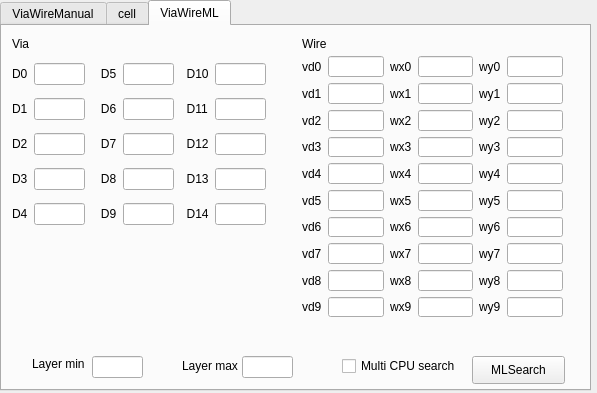
Old version of the form ChipExtract/paramdialog.ui in the repository chenyufjfz/ChipAnalysis.
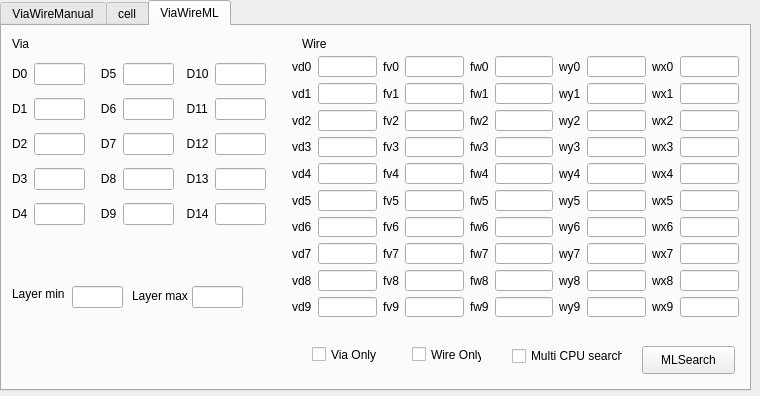
New version of the form.

Commit message: Add force_via and force_wire

Diff of the .ui file:
```diff
--- a/ChipExtract/paramdialog.ui
+++ b/ChipExtract/paramdialog.ui
@@ -6,8 +6,8 @@
    <rect>
     <x>0</x>
     <y>0</y>
-    <width>597</width>
-    <height>393</height>
+    <width>760</width>
+    <height>396</height>
    </rect>
   </property>
   <property name="windowTitle">
@@ -18,7 +18,7 @@
     <rect>
      <x>0</x>
      <y>0</y>
-     <width>591</width>
+     <width>751</width>
      <height>391</height>
     </rect>
    </property>
@@ -380,8 +380,8 @@
     <widget class="QPushButton" name="pushButton_4">
      <property name="geometry">
       <rect>
-       <x>470</x>
-       <y>330</y>
+       <x>640</x>
+       <y>320</y>
        <width>93</width>
        <height>28</height>
       </rect>
@@ -393,8 +393,8 @@
     <widget class="QLabel" name="label_23">
      <property name="geometry">
       <rect>
-       <x>30</x>
-       <y>330</y>
+       <x>10</x>
+       <y>260</y>
        <width>55</width>
        <height>16</height>
       </rect>
@@ -406,8 +406,8 @@
     <widget class="QLineEdit" name="layer_min">
      <property name="geometry">
       <rect>
-       <x>90</x>
-       <y>330</y>
+       <x>70</x>
+       <y>260</y>
        <width>51</width>
        <height>22</height>
       </rect>
@@ -416,8 +416,8 @@
     <widget class="QLineEdit" name="layer_max">
      <property name="geometry">
       <rect>
-       <x>240</x>
-       <y>330</y>
+       <x>190</x>
+       <y>260</y>
        <width>51</width>
        <height>22</height>
       </rect>
@@ -426,8 +426,8 @@
     <widget class="QLabel" name="label_24">
      <property name="geometry">
       <rect>
-       <x>180</x>
-       <y>330</y>
+       <x>130</x>
+       <y>260</y>
        <width>61</width>
        <height>20</height>
       </rect>
@@ -439,9 +439,9 @@
     <widget class="QCheckBox" name="ml_parallel">
      <property name="geometry">
       <rect>
-       <x>340</x>
-       <y>330</y>
-       <width>131</width>
+       <x>510</x>
+       <y>320</y>
+       <width>111</width>
        <height>20</height>
       </rect>
      </property>
@@ -452,176 +452,410 @@
     <widget class="QWidget" name="gridLayoutWidget_2">
      <property name="geometry">
       <rect>
-       <x>300</x>
+       <x>290</x>
        <y>30</y>
-       <width>261</width>
+       <width>447</width>
        <height>261</height>
       </rect>
      </property>
      <layout class="QGridLayout" name="gridLayout_3">
-      <item row="0" column="4">
+      <item row="3" column="5">
+       <widget class="QLineEdit" name="fw3"/>
+      </item>
+      <item row="4" column="5">
+       <widget class="QLineEdit" name="fw4"/>
+      </item>
+      <item row="7" column="0">
+       <widget class="QLabel" name="label_52">
+        <property name="text">
+         <string>vd7</string>
+        </property>
+       </widget>
+      </item>
+      <item row="6" column="0">
+       <widget class="QLabel" name="label_51">
+        <property name="text">
+         <string>vd6</string>
+        </property>
+       </widget>
+      </item>
+      <item row="2" column="0">
+       <widget class="QLabel" name="label_47">
+        <property name="text">
+         <string>vd2</string>
+        </property>
+       </widget>
+      </item>
+      <item row="1" column="0">
+       <widget class="QLabel" name="label_46">
+        <property name="text">
+         <string>vd1</string>
+        </property>
+       </widget>
+      </item>
+      <item row="0" column="1">
+       <widget class="QLineEdit" name="vd0"/>
+      </item>
+      <item row="3" column="0">
+       <widget class="QLabel" name="label_48">
+        <property name="text">
+         <string>vd3</string>
+        </property>
+       </widget>
+      </item>
+      <item row="4" column="0">
+       <widget class="QLabel" name="label_49">
+        <property name="text">
+         <string>vd4</string>
+        </property>
+       </widget>
+      </item>
+      <item row="4" column="1">
+       <widget class="QLineEdit" name="vd4"/>
+      </item>
+      <item row="5" column="0">
+       <widget class="QLabel" name="label_50">
+        <property name="text">
+         <string>vd5</string>
+        </property>
+       </widget>
+      </item>
+      <item row="9" column="0">
+       <widget class="QLabel" name="label_54">
+        <property name="text">
+         <string>vd9</string>
+        </property>
+       </widget>
+      </item>
+      <item row="3" column="1">
+       <widget class="QLineEdit" name="vd3"/>
+      </item>
+      <item row="5" column="1">
+       <widget class="QLineEdit" name="vd5"/>
+      </item>
+      <item row="2" column="1">
+       <widget class="QLineEdit" name="vd2"/>
+      </item>
+      <item row="8" column="0">
+       <widget class="QLabel" name="label_53">
+        <property name="text">
+         <string>vd8</string>
+        </property>
+       </widget>
+      </item>
+      <item row="0" column="2">
+       <widget class="QLabel" name="label_56">
+        <property name="text">
+         <string>fv0</string>
+        </property>
+       </widget>
+      </item>
+      <item row="8" column="1">
+       <widget class="QLineEdit" name="vd8"/>
+      </item>
+      <item row="9" column="1">
+       <widget class="QLineEdit" name="vd9"/>
+      </item>
+      <item row="7" column="1">
+       <widget class="QLineEdit" name="vd7"/>
+      </item>
+      <item row="6" column="1">
+       <widget class="QLineEdit" name="vd6"/>
+      </item>
+      <item row="5" column="2">
+       <widget class="QLabel" name="label_61">
+        <property name="text">
+         <string>fv5</string>
+        </property>
+       </widget>
+      </item>
+      <item row="2" column="2">
+       <widget class="QLabel" name="label_58">
+        <property name="text">
+         <string>fv2</string>
+        </property>
+       </widget>
+      </item>
+      <item row="1" column="2">
+       <widget class="QLabel" name="label_57">
+        <property name="text">
+         <string>fv1</string>
+        </property>
+       </widget>
+      </item>
+      <item row="3" column="2">
+       <widget class="QLabel" name="label_59">
+        <property name="text">
+         <string>fv3</string>
+        </property>
+       </widget>
+      </item>
+      <item row="4" column="2">
+       <widget class="QLabel" name="label_60">
+        <property name="text">
+         <string>fv4</string>
+        </property>
+       </widget>
+      </item>
+      <item row="8" column="2">
+       <widget class="QLabel" name="label_64">
+        <property name="text">
+         <string>fv8</string>
+        </property>
+       </widget>
+      </item>
+      <item row="6" column="2">
+       <widget class="QLabel" name="label_62">
+        <property name="text">
+         <string>fv6</string>
+        </property>
+       </widget>
+      </item>
+      <item row="9" column="2">
+       <widget class="QLabel" name="label_65">
+        <property name="text">
+         <string>fv9</string>
+        </property>
+       </widget>
+      </item>
+      <item row="7" column="2">
+       <widget class="QLabel" name="label_63">
+        <property name="text">
+         <string>fv7</string>
+        </property>
+       </widget>
+      </item>
+      <item row="1" column="5">
+       <widget class="QLineEdit" name="fw1"/>
+      </item>
+      <item row="2" column="5">
+       <widget class="QLineEdit" name="fw2"/>
+      </item>
+      <item row="0" column="5">
+       <widget class="QLineEdit" name="fw0"/>
+      </item>
+      <item row="5" column="5">
+       <widget class="QLineEdit" name="fw5"/>
+      </item>
+      <item row="6" column="5">
+       <widget class="QLineEdit" name="fw6"/>
+      </item>
+      <item row="8" column="5">
+       <widget class="QLineEdit" name="fw8"/>
+      </item>
+      <item row="7" column="5">
+       <widget class="QLineEdit" name="fw7"/>
+      </item>
+      <item row="9" column="5">
+       <widget class="QLineEdit" name="fw9"/>
+      </item>
+      <item row="0" column="3">
+       <widget class="QLineEdit" name="fv0"/>
+      </item>
+      <item row="3" column="3">
+       <widget class="QLineEdit" name="fv3"/>
+      </item>
+      <item row="4" column="3">
+       <widget class="QLineEdit" name="fv4"/>
+      </item>
+      <item row="5" column="3">
+       <widget class="QLineEdit" name="fv5"/>
+      </item>
+      <item row="6" column="3">
+       <widget class="QLineEdit" name="fv6"/>
+      </item>
+      <item row="1" column="3">
+       <widget class="QLineEdit" name="fv1"/>
+      </item>
+      <item row="2" column="3">
+       <widget class="QLineEdit" name="fv2"/>
+      </item>
+      <item row="8" column="3">
+       <widget class="QLineEdit" name="fv8"/>
+      </item>
+      <item row="0" column="8">
        <widget class="QLabel" name="label_26">
         <property name="text">
-         <string>wy0</string>
+         <string>wx0</string>
         </property>
        </widget>
       </item>
-      <item row="1" column="3">
+      <item row="1" column="9">
+       <widget class="QLineEdit" name="wide_y1"/>
+      </item>
+      <item row="9" column="3">
+       <widget class="QLineEdit" name="fv9"/>
+      </item>
+      <item row="7" column="3">
+       <widget class="QLineEdit" name="fv7"/>
+      </item>
+      <item row="2" column="7">
+       <widget class="QLineEdit" name="wide_x2"/>
+      </item>
+      <item row="1" column="6">
+       <widget class="QLabel" name="label_28">
+        <property name="text">
+         <string>wy1</string>
+        </property>
+       </widget>
+      </item>
+      <item row="1" column="7">
        <widget class="QLineEdit" name="wide_x1"/>
       </item>
-      <item row="0" column="3">
+      <item row="0" column="7">
        <widget class="QLineEdit" name="wide_x0"/>
       </item>
-      <item row="0" column="5">
+      <item row="0" column="9">
        <widget class="QLineEdit" name="wide_y0"/>
       </item>
-      <item row="2" column="3">
-       <widget class="QLineEdit" name="wide_x2"/>
+      <item row="4" column="8">
+       <widget class="QLabel" name="label_34">
+        <property name="text">
+         <string>wx4</string>
+        </property>
+       </widget>
       </item>
-      <item row="1" column="5">
-       <widget class="QLineEdit" name="wide_y1"/>
+      <item row="3" column="7">
+       <widget class="QLineEdit" name="wide_x3"/>
       </item>
-      <item row="2" column="4">
+      <item row="3" column="9">
+       <widget class="QLineEdit" name="wide_y3"/>
+      </item>
+      <item row="2" column="8">
        <widget class="QLabel" name="label_30">
         <property name="text">
-         <string>wy2</string>
+         <string>wx2</string>
         </property>
        </widget>
       </item>
-      <item row="1" column="4">
+      <item row="1" column="8">
        <widget class="QLabel" name="label_27">
         <property name="text">
-         <string>wy1</string>
-        </property>
-       </widget>
-      </item>
-      <item row="1" column="2">
-       <widget class="QLabel" name="label_28">
-        <property name="text">
          <string>wx1</string>
         </property>
        </widget>
       </item>
-      <item row="4" column="4">
-       <widget class="QLabel" name="label_34">
-        <property name="text">
-         <string>wy4</string>
-        </property>
-       </widget>
-      </item>
-      <item row="3" column="5">
-       <widget class="QLineEdit" name="wide_y3"/>
-      </item>
-      <item row="3" column="2">
-       <widget class="QLabel" name="label_31">
-        <property name="text">
-         <string>wx3</string>
-        </property>
-       </widget>
-      </item>
-      <item row="4" column="3">
+      <item row="4" column="7">
        <widget class="QLineEdit" name="wide_x4"/>
       </item>
-      <item row="2" column="5">
-       <widget class="QLineEdit" name="wide_y2"/>
-      </item>
-      <item row="3" column="3">
-       <widget class="QLineEdit" name="wide_x3"/>
-      </item>
-      <item row="3" column="4">
-       <widget class="QLabel" name="label_32">
+      <item row="3" column="6">
+       <widget class="QLabel" name="label_31">
         <property name="text">
          <string>wy3</string>
         </property>
        </widget>
       </item>
-      <item row="2" column="2">
-       <widget class="QLabel" name="label_29">
-        <property name="text">
-         <string>wx2</string>
-        </property>
-       </widget>
+      <item row="2" column="9">
+       <widget class="QLineEdit" name="wide_y2"/>
       </item>
-      <item row="4" column="2">
+      <item row="4" column="6">
        <widget class="QLabel" name="label_33">
         <property name="text">
-         <string>wx4</string>
+         <string>wy4</string>
         </property>
        </widget>
       </item>
-      <item row="4" column="5">
-       <widget class="QLineEdit" name="wide_y4"/>
+      <item row="3" column="8">
+       <widget class="QLabel" name="label_32">
+        <property name="text">
+         <string>wx3</string>
+        </property>
+       </widget>
       </item>
-      <item row="0" column="2">
+      <item row="0" column="6">
        <widget class="QLabel" name="label_25">
         <property name="text">
-         <string>wx0</string>
+         <string>wy0</string>
         </property>
        </widget>
       </item>
-      <item row="5" column="3">
+      <item row="5" column="7">
        <widget class="QLineEdit" name="wide_x5"/>
       </item>
-      <item row="5" column="4">
-       <widget class="QLabel" name="label_36">
+      <item row="2" column="6">
+       <widget class="QLabel" name="label_29">
+        <property name="text">
+         <string>wy2</string>
+        </property>
+       </widget>
+      </item>
+      <item row="4" column="9">
+       <widget class="QLineEdit" name="wide_y4"/>
+      </item>
+      <item row="5" column="6">
+       <widget class="QLabel" name="label_35">
         <property name="text">
          <string>wy5</string>
         </property>
        </widget>
       </item>
-      <item row="5" column="5">
-       <widget class="QLineEdit" name="wide_y5"/>
-      </item>
-      <item row="6" column="3">
+      <item row="6" column="7">
        <widget class="QLineEdit" name="wide_x6"/>
       </item>
-      <item row="6" column="5">
-       <widget class="QLineEdit" name="wide_y6"/>
+      <item row="5" column="9">
+       <widget class="QLineEdit" name="wide_y5"/>
       </item>
-      <item row="5" column="2">
-       <widget class="QLabel" name="label_35">
+      <item row="5" column="8">
+       <widget class="QLabel" name="label_36">
         <property name="text">
          <string>wx5</string>
         </property>
        </widget>
       </item>
-      <item row="6" column="4">
-       <widget class="QLabel" name="label_38">
-        <property name="text">
-         <string>wy6</string>
-        </property>
-       </widget>
-      </item>
-      <item row="6" column="2">
+      <item row="6" column="6">
        <widget class="QLabel" name="label_37">
         <property name="text">
+         <string>wy6</string>
+        </property>
+       </widget>
+      </item>
+      <item row="6" column="9">
+       <widget class="QLineEdit" name="wide_y6"/>
+      </item>
+      <item row="7" column="8">
+       <widget class="QLabel" name="label_39">
+        <property name="text">
+         <string>wx7</string>
+        </property>
+       </widget>
+      </item>
+      <item row="6" column="8">
+       <widget class="QLabel" name="label_38">
+        <property name="text">
          <string>wx6</string>
         </property>
        </widget>
       </item>
-      <item row="7" column="3">
-       <widget class="QLineEdit" name="wide_x7"/>
-      </item>
-      <item row="7" column="2">
+      <item row="7" column="6">
        <widget class="QLabel" name="label_40">
         <property name="text">
-         <string>wx7</string>
-        </property>
-       </widget>
-      </item>
-      <item row="7" column="4">
-       <widget class="QLabel" name="label_39">
-        <property name="text">
          <string>wy7</string>
         </property>
        </widget>
       </item>
-      <item row="7" column="5">
-       <widget class="QLineEdit" name="wide_y7"/>
+      <item row="7" column="7">
+       <widget class="QLineEdit" name="wide_x7"/>
       </item>
-      <item row="8" column="4">
+      <item row="8" column="8">
        <widget class="QLabel" name="label_41">
         <property name="text">
+         <string>wx8</string>
+        </property>
+       </widget>
+      </item>
+      <item row="7" column="9">
+       <widget class="QLineEdit" name="wide_y7"/>
+      </item>
+      <item row="9" column="8">
+       <widget class="QLabel" name="label_43">
+        <property name="text">
+         <string>wx9</string>
+        </property>
+       </widget>
+      </item>
+      <item row="8" column="6">
+       <widget class="QLabel" name="label_42">
+        <property name="text">
          <string>wy8</string>
         </property>
        </widget>
@@ -633,131 +867,97 @@
         </property>
        </widget>
       </item>
-      <item row="8" column="2">
-       <widget class="QLabel" name="label_42">
-        <property name="text">
-         <string>wx8</string>
-        </property>
-       </widget>
-      </item>
-      <item row="8" column="3">
+      <item row="8" column="7">
        <widget class="QLineEdit" name="wide_x8"/>
       </item>
-      <item row="8" column="5">
-       <widget class="QLineEdit" name="wide_y8"/>
-      </item>
-      <item row="9" column="3">
-       <widget class="QLineEdit" name="wide_x9"/>
-      </item>
-      <item row="9" column="2">
+      <item row="9" column="6">
        <widget class="QLabel" name="label_44">
         <property name="text">
-         <string>wx9</string>
-        </property>
-       </widget>
-      </item>
-      <item row="9" column="4">
-       <widget class="QLabel" name="label_43">
-        <property name="text">
          <string>wy9</string>
         </property>
        </widget>
       </item>
-      <item row="9" column="5">
-       <widget class="QLineEdit" name="wide_y9"/>
-      </item>
-      <item row="0" column="1">
-       <widget class="QLineEdit" name="vd0"/>
-      </item>
-      <item row="1" column="0">
-       <widget class="QLabel" name="label_46">
-        <property name="text">
-         <string>vd1</string>
-        </property>
-       </widget>
+      <item row="9" column="7">
+       <widget class="QLineEdit" name="wide_x9"/>
       </item>
       <item row="1" column="1">
        <widget class="QLineEdit" name="vd1"/>
       </item>
-      <item row="2" column="0">
-       <widget class="QLabel" name="label_47">
+      <item row="8" column="9">
+       <widget class="QLineEdit" name="wide_y8"/>
+      </item>
+      <item row="9" column="9">
+       <widget class="QLineEdit" name="wide_y9"/>
+      </item>
+      <item row="0" column="4">
+       <widget class="QLabel" name="label_66">
         <property name="text">
-         <string>vd2</string>
+         <string>fw0</string>
         </property>
        </widget>
       </item>
-      <item row="3" column="0">
-       <widget class="QLabel" name="label_48">
+      <item row="1" column="4">
+       <widget class="QLabel" name="label_67">
         <property name="text">
-         <string>vd3</string>
+         <string>fw1</string>
         </property>
        </widget>
       </item>
-      <item row="4" column="0">
-       <widget class="QLabel" name="label_49">
+      <item row="2" column="4">
+       <widget class="QLabel" name="label_68">
         <property name="text">
-         <string>vd4</string>
+         <string>fw2</string>
         </property>
        </widget>
       </item>
-      <item row="5" column="0">
-       <widget class="QLabel" name="label_50">
+      <item row="3" column="4">
+       <widget class="QLabel" name="label_69">
         <property name="text">
-         <string>vd5</string>
+         <string>fw3</string>
         </property>
        </widget>
       </item>
-      <item row="6" column="0">
-       <widget class="QLabel" name="label_51">
+      <item row="4" column="4">
+       <widget class="QLabel" name="label_70">
         <property name="text">
-         <string>vd6</string>
+         <string>fw4</string>
         </property>
        </widget>
       </item>
-      <item row="7" column="0">
-       <widget class="QLabel" name="label_52">
+      <item row="5" column="4">
+       <widget class="QLabel" name="label_71">
         <property name="text">
-         <string>vd7</string>
+         <string>fw5</string>
         </property>
        </widget>
       </item>
-      <item row="8" column="0">
-       <widget class="QLabel" name="label_53">
+      <item row="6" column="4">
+       <widget class="QLabel" name="label_72">
         <property name="text">
-         <string>vd8</string>
+         <string>fw6</string>
         </property>
        </widget>
       </item>
-      <item row="9" column="0">
-       <widget class="QLabel" name="label_54">
+      <item row="7" column="4">
+       <widget class="QLabel" name="label_73">
         <property name="text">
-         <string>vd9</string>
+         <string>fw7</string>
         </property>
        </widget>
       </item>
-      <item row="2" column="1">
-       <widget class="QLineEdit" name="vd2"/>
+      <item row="8" column="4">
+       <widget class="QLabel" name="label_74">
+        <property name="text">
+         <string>fw8</string>
+        </property>
+       </widget>
       </item>
-      <item row="3" column="1">
-       <widget class="QLineEdit" name="vd3"/>
-      </item>
-      <item row="4" column="1">
-       <widget class="QLineEdit" name="vd4"/>
-      </item>
-      <item row="5" column="1">
-       <widget class="QLineEdit" name="vd5"/>
-      </item>
-      <item row="6" column="1">
-       <widget class="QLineEdit" name="vd6"/>
-      </item>
-      <item row="7" column="1">
-       <widget class="QLineEdit" name="vd7"/>
-      </item>
-      <item row="8" column="1">
-       <widget class="QLineEdit" name="vd8"/>
-      </item>
-      <item row="9" column="1">
-       <widget class="QLineEdit" name="vd9"/>
+      <item row="9" column="4">
+       <widget class="QLabel" name="label_75">
+        <property name="text">
+         <string>fw9</string>
+        </property>
+       </widget>
       </item>
      </layout>
     </widget>
@@ -774,6 +974,32 @@
       <string>Wire</string>
      </property>
     </widget>
+    <widget class="QCheckBox" name="ml_via_only">
+     <property name="geometry">
+      <rect>
+       <x>310</x>
+       <y>320</y>
+       <width>70</width>
+       <height>17</height>
+      </rect>
+     </property>
+     <property name="text">
+      <string>Via Only</string>
+     </property>
+    </widget>
+    <widget class="QCheckBox" name="ml_wire_only">
+     <property name="geometry">
+      <rect>
+       <x>410</x>
+       <y>320</y>
+       <width>70</width>
+       <height>17</height>
+      </rect>
+     </property>
+     <property name="text">
+      <string>Wire Only</string>
+     </property>
+    </widget>
    </widget>
   </widget>
  </widget>
```
The commit also changes 11 other files.
